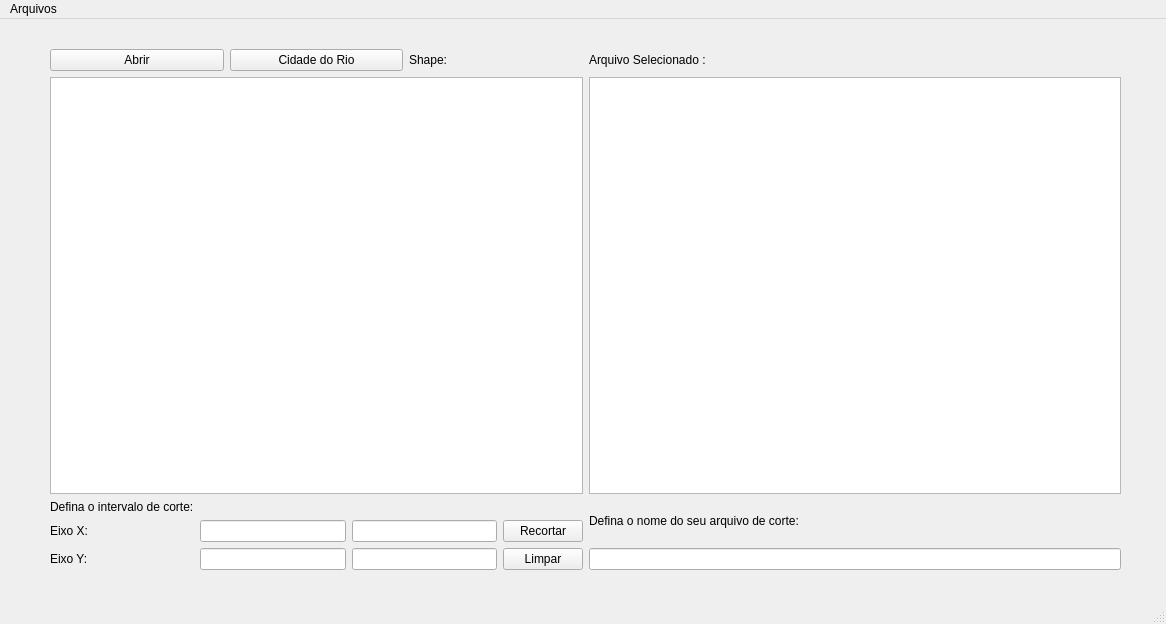
BetSpaguetty/Projeto-Taludes, file betsabe/open_tif_2.ui: the form before one commit.
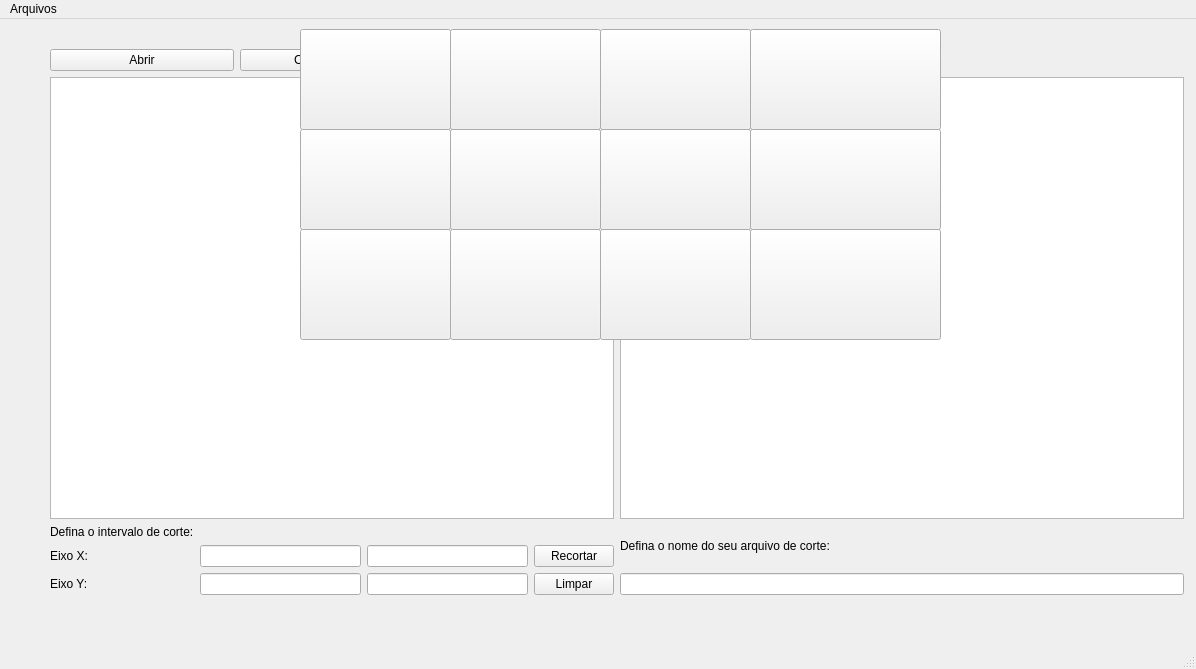
The form after the commit. Icons and pictures are not drawn.

```diff
--- a/betsabe/open_tif_2.ui
+++ b/betsabe/open_tif_2.ui
@@ -6,8 +6,8 @@
    <rect>
     <x>0</x>
     <y>0</y>
-    <width>1166</width>
-    <height>624</height>
+    <width>1196</width>
+    <height>669</height>
    </rect>
   </property>
   <property name="windowTitle">
@@ -32,8 +32,8 @@
      <rect>
       <x>50</x>
       <y>30</y>
-      <width>1071</width>
-      <height>521</height>
+      <width>1134</width>
+      <height>546</height>
      </rect>
     </property>
     <layout class="QGridLayout" name="Layout_Principal">
@@ -161,13 +161,169 @@
      <bool>true</bool>
     </property>
    </widget>
+   <widget class="QPushButton" name="botao_regiao1">
+    <property name="geometry">
+     <rect>
+      <x>300</x>
+      <y>10</y>
+      <width>151</width>
+      <height>101</height>
+     </rect>
+    </property>
+    <property name="text">
+     <string/>
+    </property>
+   </widget>
+   <widget class="QPushButton" name="botao_regiao2">
+    <property name="geometry">
+     <rect>
+      <x>300</x>
+      <y>110</y>
+      <width>151</width>
+      <height>101</height>
+     </rect>
+    </property>
+    <property name="text">
+     <string/>
+    </property>
+   </widget>
+   <widget class="QPushButton" name="botao_regiao3">
+    <property name="geometry">
+     <rect>
+      <x>300</x>
+      <y>210</y>
+      <width>151</width>
+      <height>111</height>
+     </rect>
+    </property>
+    <property name="text">
+     <string/>
+    </property>
+   </widget>
+   <widget class="QPushButton" name="botao_regiao6">
+    <property name="geometry">
+     <rect>
+      <x>450</x>
+      <y>210</y>
+      <width>151</width>
+      <height>111</height>
+     </rect>
+    </property>
+    <property name="text">
+     <string/>
+    </property>
+   </widget>
+   <widget class="QPushButton" name="botao_regiao9">
+    <property name="geometry">
+     <rect>
+      <x>600</x>
+      <y>210</y>
+      <width>151</width>
+      <height>111</height>
+     </rect>
+    </property>
+    <property name="text">
+     <string/>
+    </property>
+   </widget>
+   <widget class="QPushButton" name="botao_regiao12">
+    <property name="geometry">
+     <rect>
+      <x>750</x>
+      <y>210</y>
+      <width>191</width>
+      <height>111</height>
+     </rect>
+    </property>
+    <property name="text">
+     <string/>
+    </property>
+   </widget>
+   <widget class="QPushButton" name="botao_regiao5">
+    <property name="geometry">
+     <rect>
+      <x>450</x>
+      <y>110</y>
+      <width>151</width>
+      <height>101</height>
+     </rect>
+    </property>
+    <property name="text">
+     <string/>
+    </property>
+   </widget>
+   <widget class="QPushButton" name="botao_regiao4">
+    <property name="geometry">
+     <rect>
+      <x>450</x>
+      <y>10</y>
+      <width>151</width>
+      <height>101</height>
+     </rect>
+    </property>
+    <property name="text">
+     <string/>
+    </property>
+   </widget>
+   <widget class="QPushButton" name="botao_regiao7">
+    <property name="geometry">
+     <rect>
+      <x>600</x>
+      <y>10</y>
+      <width>151</width>
+      <height>101</height>
+     </rect>
+    </property>
+    <property name="text">
+     <string/>
+    </property>
+   </widget>
+   <widget class="QPushButton" name="botao_regiao8">
+    <property name="geometry">
+     <rect>
+      <x>600</x>
+      <y>110</y>
+      <width>151</width>
+      <height>101</height>
+     </rect>
+    </property>
+    <property name="text">
+     <string/>
+    </property>
+   </widget>
+   <widget class="QPushButton" name="botao_regiao10">
+    <property name="geometry">
+     <rect>
+      <x>750</x>
+      <y>10</y>
+      <width>191</width>
+      <height>101</height>
+     </rect>
+    </property>
+    <property name="text">
+     <string/>
+    </property>
+   </widget>
+   <widget class="QPushButton" name="botao_regiao11">
+    <property name="geometry">
+     <rect>
+      <x>750</x>
+      <y>110</y>
+      <width>191</width>
+      <height>101</height>
+     </rect>
+    </property>
+    <property name="text">
+     <string/>
+    </property>
+   </widget>
   </widget>
   <widget class="QMenuBar" name="menubar">
    <property name="geometry">
     <rect>
      <x>0</x>
      <y>0</y>
-     <width>1166</width>
+     <width>1196</width>
      <height>21</height>
     </rect>
    </property>
```
Left out of the diff: 243 changed lines with no effect on the pictures.
